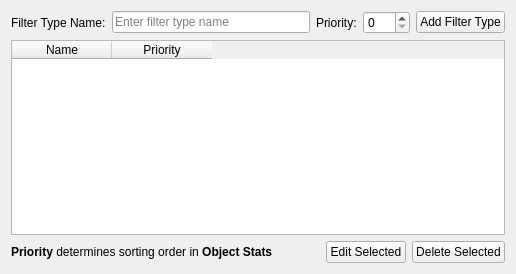
Before: the Qt Designer form uifiles/filtertypes_tab.ui in prookyon/MonoObsLog2, drawn with Qt 5.
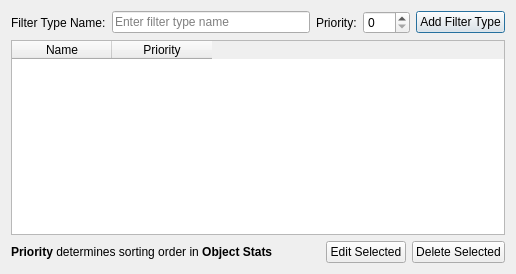
After: the same form once the commit is applied.

Diff of the .ui file:
```diff
--- a/uifiles/filtertypes_tab.ui
+++ b/uifiles/filtertypes_tab.ui
@@ -52,6 +52,9 @@
        <property name="text">
         <string>Add Filter Type</string>
        </property>
+       <property name="default">
+        <bool>true</bool>
+       </property>
       </widget>
      </item>
     </layout>
```
Left out of the diff: 2 changed lines with no effect on the pictures.
